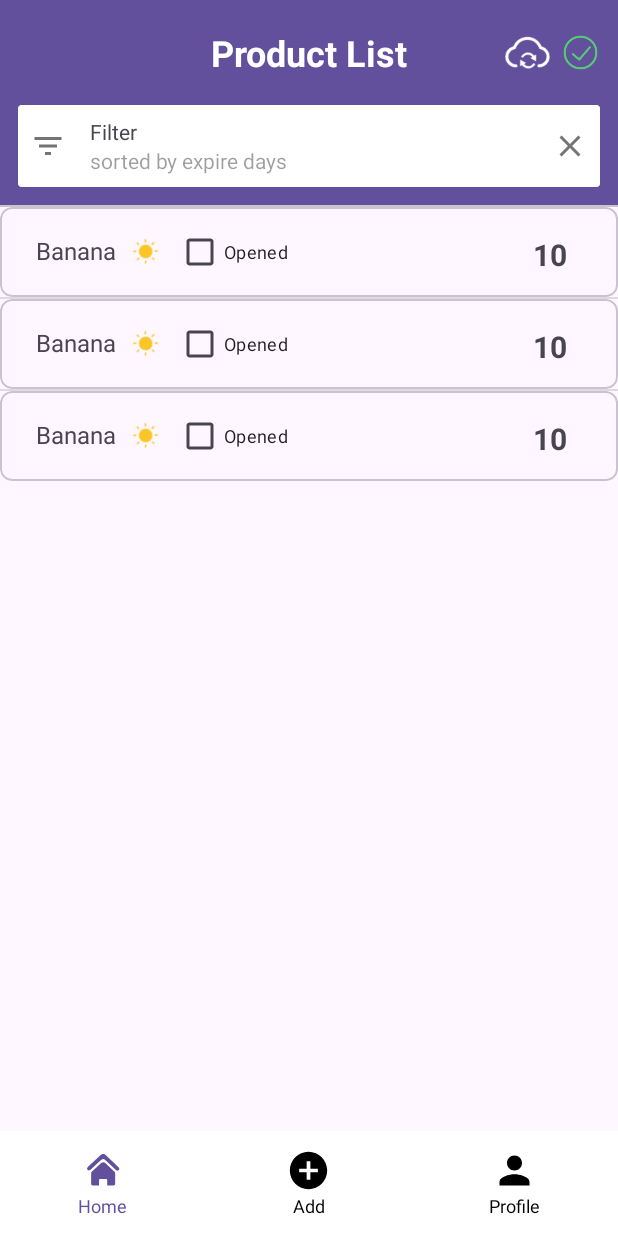
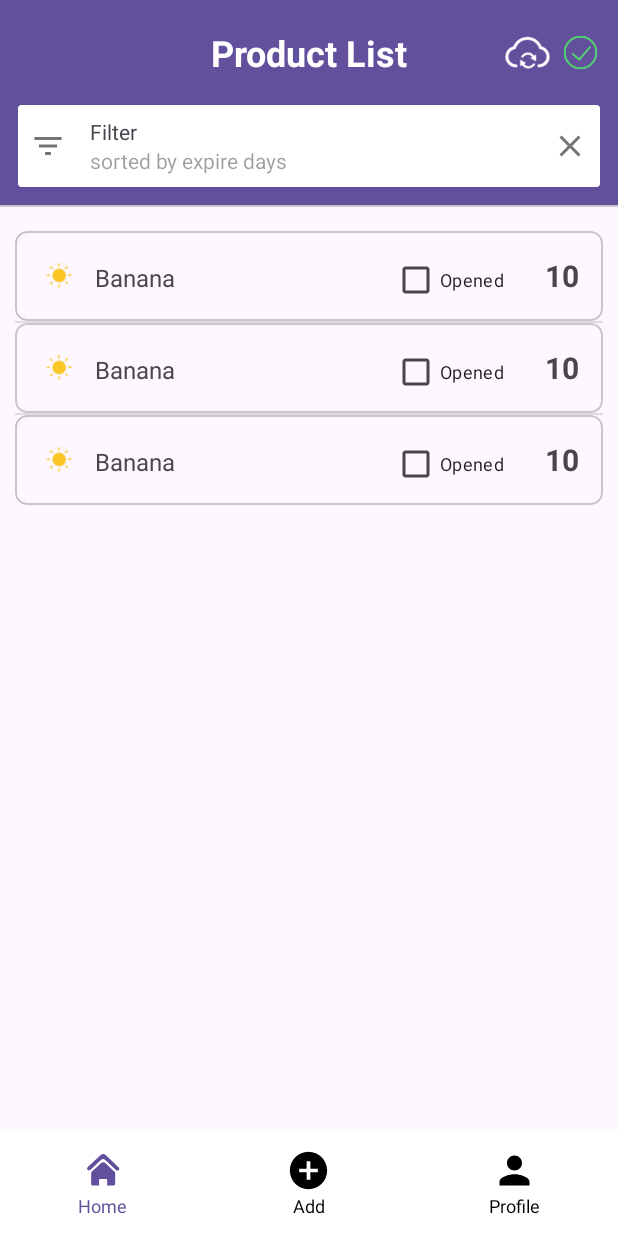
Before and after one commit to IM594/FreshPal, an Android app: the layout main_page.xml on its own in the app's theme, with its tools: preview values and no code run, on a phone screen of 412 x 824 dp. Run offline under Robolectric (Android 15) with nearby library versions, the phone set to English and light mode, and no system bars.

Commit message:
[frontend] Beautify something

```diff
--- a/app/src/main/java/comp5216/sydney/edu/au/grocerylist/MainPage.java
+++ b/app/src/main/java/comp5216/sydney/edu/au/grocerylist/MainPage.java
@@ -67,6 +67,13 @@ public class MainPage extends AppCompatActivity implements
     protected void onCreate(Bundle savedInstanceState) {
         super.onCreate(savedInstanceState);
         setContentView(R.layout.main_page);
+
+        //        // set the status bar to dark color (white text)
+        getWindow().getDecorView().setSystemUiVisibility(View.SYSTEM_UI_FLAG_IMMERSIVE);
+//
+//        //设置status bar的颜色
+        getWindow().setStatusBarColor(getResources().getColor(R.color.colorPrimary));
+
         productList = findViewById(R.id.product_list_title);
         syncStatus = findViewById(R.id.sync_status);
         userID = getIntent().getStringExtra("userID");
--- a/app/src/main/res/layout/items.xml
+++ b/app/src/main/res/layout/items.xml
@@ -5,65 +5,63 @@
     xmlns:tools="http://schemas.android.com/tools"
     android:layout_width="match_parent"
     android:layout_height="wrap_content"
-    android:layout_marginBottom="10dp"
+    android:layout_marginTop="16dp"
+    android:layout_marginLeft="16dp"
+    android:layout_marginRight="16dp"
     style="@style/Widget.Material3.CardView.Outlined"
     app:cardCornerRadius="8dp">
 
-    <androidx.constraintlayout.widget.ConstraintLayout android:id="@+id/item"
+    <LinearLayout
+        android:id="@+id/item"
         android:layout_width="match_parent"
         android:layout_height="60dp"
         android:background="?attr/selectableItemBackground"
         android:orientation="horizontal"
-        android:padding="8dp">
+        android:padding="16dp">
+
+        <ImageView
+            android:id="@+id/storage_image"
+            android:layout_width="20dp"
+            android:layout_height="20dp"
+            android:layout_weight="0.3"
+            android:layout_gravity="left|center_vertical"
+            tools:src="@drawable/sun"
+            android:focusable="false"/>
 
         <TextView
             android:id="@+id/item_name"
-            android:layout_width="wrap_content"
+            android:layout_width="0dp"
             android:layout_height="wrap_content"
-            app:layout_constraintStart_toStartOf="parent"
-            app:layout_constraintTop_toTopOf="parent"
-            android:layout_marginStart="16dp"
-            android:layout_marginTop="10dp"
+            android:layout_weight="8"
+            android:layout_marginLeft="10dp"
+            android:gravity="start|center_vertical"
             tools:text="Banana"
             android:textSize="16sp"
             android:maxLines="1"
             android:focusable="false"/>
 
-        <ImageView
-            android:id="@+id/storage_image"
-            android:layout_width="20dp"
-            android:layout_height="20dp"
-            app:layout_constraintStart_toEndOf="@+id/item_name"
-            app:layout_constraintTop_toTopOf="@+id/item_name"
-            android:layout_marginTop="2dp"
-            android:layout_marginStart="10dp"
-            app:srcCompat="@drawable/sun"
-            android:focusable="false"/>
-
-        <TextView
-            android:id="@+id/expired_days"
-            android:layout_width="wrap_content"
-            android:layout_height="wrap_content"
-            app:layout_constraintTop_toTopOf="@+id/item_name"
-            app:layout_constraintEnd_toEndOf="parent"
-            android:layout_marginEnd="26dp"
-            android:textStyle="bold"
-            android:textSize="20sp"
-            tools:text="10"
-            android:focusable="false"/>
 
         <CheckBox
             android:id="@+id/switch_opened"
             android:layout_width="wrap_content"
             android:layout_height="wrap_content"
-            app:layout_constraintStart_toEndOf="@+id/storage_image"
-            android:layout_marginStart="10dp"
-            app:layout_constraintTop_toTopOf="parent"
+            android:layout_weight="1"
             android:text="Opened"
             android:textSize="12sp"
             android:clickable="false"
+            android:focusable="false"
+            android:gravity="start|center_vertical"/>
+
+        <TextView
+            android:id="@+id/expired_days"
+            android:layout_width="0dp"
+            android:layout_height="wrap_content"
+            android:layout_weight="1"
+            android:gravity="end|center_vertical"
+            android:textStyle="bold"
+            android:textSize="20sp"
+            tools:text="10"
             android:focusable="false"/>
-
-    </androidx.constraintlayout.widget.ConstraintLayout>
+    </LinearLayout>
 
 </com.google.android.material.card.MaterialCardView>
--- a/app/src/main/res/layout/main_page.xml
+++ b/app/src/main/res/layout/main_page.xml
@@ -138,6 +138,9 @@
                 android:layout_width="match_parent"
                 android:layout_height="wrap_content"
                 app:layout_constraintEnd_toEndOf="parent"
+                android:layout_marginLeft="10dp"
+                android:layout_marginRight="10dp"
+                android:layout_marginTop="16dp"
                 app:layout_constraintTop_toBottomOf="@+id/title_name"
                 tools:listitem="@layout/items" />
 
```
